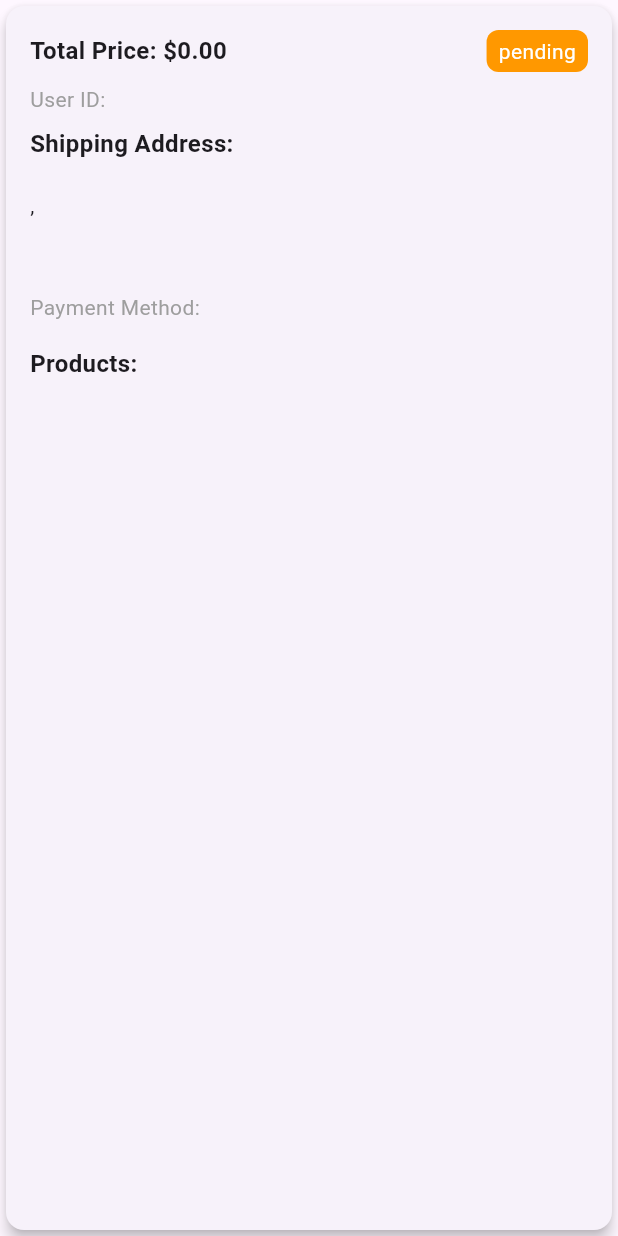
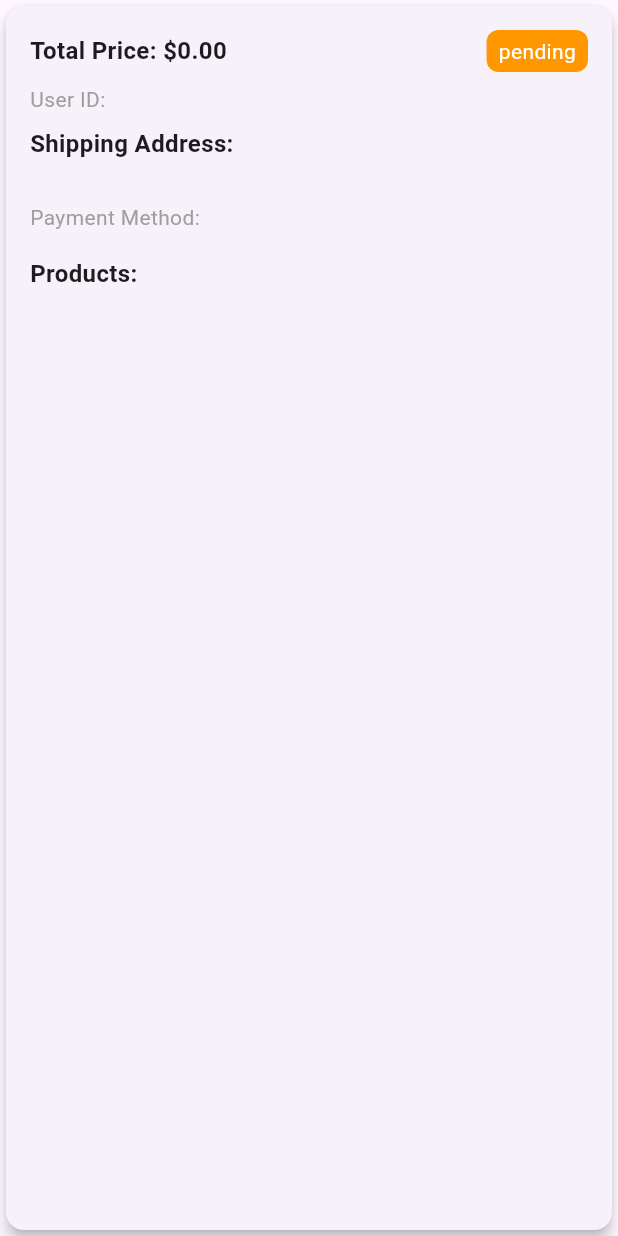
Before and after one commit to Mohamad-bsher-morjan/fruits_hub_dashboard, a Flutter app: the OrderItemWidget widget shown alone on an empty page, opened directly with empty values, on a phone screen of 412 x 824 dp. Run offline on Flutter 3.47's test engine with Material 3 defaults, Android fonts, the phone set to English and light mode, and no system bars; our stand-ins replace bloc, cloud_firestore, dartz, firebase_core, flutter_bloc, get_it and 4 more; accounts and stored records are empty; network calls fail; statements that could not run were skipped.

Commit message:
Fix issue with displaying orders

```diff
--- /dev/null
+++ b/lib/core/enums/order_enum.dart
@@ -0,0 +1 @@
+enum OrderEnum { pending, accepted, cancelled, delivered }
--- a/lib/core/helper_functions/get_order_dummy_data.dart
+++ b/lib/core/helper_functions/get_order_dummy_data.dart
@@ -1,3 +1,4 @@
+import 'package:fruit_hub_dashboard/core/enums/order_enum.dart';
 import 'package:fruit_hub_dashboard/features/orders/domain/entities/order_entity.dart';
 import 'package:fruit_hub_dashboard/features/orders/domain/entities/order_product_entity.dart';
 import 'package:fruit_hub_dashboard/features/orders/domain/entities/shipping_address_entity.dart';
@@ -49,6 +50,6 @@ OrderEntity getDummyOrder() {
     shippingAddressModel: shippingAddress,
     orderProducts: orderProducts,
     paymentMethod: 'Cash',
-    status: OrderStatus.pending,
+    status: OrderEnum.pending,
   );
 }
--- a/lib/features/orders/domain/entities/order_entity.dart
+++ b/lib/features/orders/domain/entities/order_entity.dart
@@ -1,7 +1,7 @@
+import 'package:fruit_hub_dashboard/core/enums/order_enum.dart';
 import 'package:fruit_hub_dashboard/features/orders/domain/entities/order_product_entity.dart';
 import 'package:fruit_hub_dashboard/features/orders/domain/entities/shipping_address_entity.dart';
 
-enum OrderStatus { pending, accepted, rejected, delivered }
 
 class OrderEntity {
   final double totalPrice;
@@ -9,7 +9,7 @@ class OrderEntity {
   final ShippingAddressEntity shippingAddressModel;
   final List<OrderProductEntity> orderProducts;
   final String paymentMethod;
-  final OrderStatus status;
+  final OrderEnum status;
 
   OrderEntity({
     required this.totalPrice,
@@ -17,7 +17,7 @@ class OrderEntity {
     required this.shippingAddressModel,
     required this.orderProducts,
     required this.paymentMethod,
-    this.status = OrderStatus.pending,
+    required this.status
   });
 
 
--- a/lib/features/orders/domain/entities/shipping_address_entity.dart
+++ b/lib/features/orders/domain/entities/shipping_address_entity.dart
@@ -14,5 +14,8 @@ class ShippingAddressEntity {
     this.email,
   });
 
-
+ @override
+  String toString() {
+    return '$address $city';
+  }
 }
--- a/lib/features/orders/presentation/views/widgets/order_item.dart
+++ b/lib/features/orders/presentation/views/widgets/order_item.dart
@@ -1,27 +1,16 @@
+import 'package:cached_network_image/cached_network_image.dart';
 import 'package:flutter/material.dart';
+import 'package:fruit_hub_dashboard/core/enums/order_enum.dart';
 import 'package:fruit_hub_dashboard/features/orders/domain/entities/order_entity.dart';
+
 
 class OrderItemWidget extends StatelessWidget {
   final OrderEntity orderModel;
 
   const OrderItemWidget({super.key, required this.orderModel});
 
-  Color _statusColor(OrderStatus status) {
-    switch (status) {
-      case OrderStatus.accepted:
-        return Colors.green;
-      case OrderStatus.delivered:
-        return Colors.blue;
-      case OrderStatus.rejected:
-        return Colors.red;
-      case OrderStatus.pending:
-        return Colors.orange;
-    }
-  }
-
   @override
   Widget build(BuildContext context) {
-    final address = orderModel.shippingAddressModel;
     return Card(
       elevation: 4,
       child: Padding(
@@ -29,6 +18,7 @@ class OrderItemWidget extends StatelessWidget {
         child: Column(
           crossAxisAlignment: CrossAxisAlignment.start,
           children: [
+            // Total Price
             Row(
               children: [
                 Text(
@@ -39,13 +29,18 @@ class OrderItemWidget extends StatelessWidget {
                   ),
                 ),
                 const Spacer(),
+                // Order Status
                 Container(
-                  padding: const EdgeInsets.symmetric(
-                    horizontal: 8,
-                    vertical: 4,
-                  ),
+                  padding:
+                      const EdgeInsets.symmetric(horizontal: 8, vertical: 4),
                   decoration: BoxDecoration(
-                    color: _statusColor(orderModel.status),
+                    color: orderModel.status == OrderEnum.pending
+                        ? Colors.orange
+                        : orderModel.status == OrderEnum.accepted
+                            ? Colors.green
+                            : orderModel.status == OrderEnum.delivered
+                                ? Colors.blue
+                                : Colors.red,
                     borderRadius: BorderRadius.circular(8),
                   ),
                   child: Text(
@@ -59,28 +54,33 @@ class OrderItemWidget extends StatelessWidget {
               ],
             ),
             const SizedBox(height: 8),
+
+            // User ID
             Text(
               'User ID: ${orderModel.uId}',
               style: const TextStyle(fontSize: 14, color: Colors.grey),
             ),
             const SizedBox(height: 8),
+
+            // Shipping Address
             const Text(
               'Shipping Address:',
               style: TextStyle(fontWeight: FontWeight.bold, fontSize: 16),
             ),
             Text(
-              '${address.name ?? ''}\n'
-              '${address.address ?? ''}, ${address.city ?? ''}\n'
-              '${address.phone ?? ''}\n'
-              '${address.email ?? ''}',
+              orderModel.shippingAddressModel.toString(),
               style: const TextStyle(fontSize: 14),
             ),
             const SizedBox(height: 8),
+
+            // Payment Method
             Text(
               'Payment Method: ${orderModel.paymentMethod}',
               style: const TextStyle(fontSize: 14, color: Colors.grey),
             ),
             const SizedBox(height: 16),
+
+            // Order Products
             const Text(
               'Products:',
               style: TextStyle(fontWeight: FontWeight.bold, fontSize: 16),
@@ -92,20 +92,13 @@ class OrderItemWidget extends StatelessWidget {
               itemBuilder: (context, index) {
                 final product = orderModel.orderProducts[index];
                 return ListTile(
-                  leading: Image.network(
-                    product.imageUrl,
-                    width: 48,
-                    height: 48,
-                    fit: BoxFit.cover,
-                    loadingBuilder: (context, child, loadingProgress) {
-                      if (loadingProgress == null) return child;
-                      return const SizedBox(
+                  leading: CachedNetworkImage(
+                    imageUrl: product.imageUrl,
+                    placeholder: (context, url) => const SizedBox(
                         width: 24,
                         height: 24,
-                        child: CircularProgressIndicator(),
-                      );
-                    },
-                    errorBuilder: (context, error, stackTrace) =>
+                        child: CircularProgressIndicator()),
+                    errorWidget: (context, url, error) =>
                         const Icon(Icons.error),
                   ),
                   title: Text(product.name),
@@ -115,13 +108,14 @@ class OrderItemWidget extends StatelessWidget {
                   trailing: Text(
                     '\$${(product.price * product.quantity).toStringAsFixed(2)}',
                     style: const TextStyle(
-                      fontWeight: FontWeight.bold,
-                      color: Colors.green,
-                    ),
+                        fontWeight: FontWeight.bold, color: Colors.green),
                   ),
                 );
               },
             ),
+
+            const SizedBox(height: 16),
+            // OrderActionButtons(orderEntity: orderModel),
           ],
         ),
       ),
--- a/pubspec.yaml
+++ b/pubspec.yaml
@@ -8,6 +8,7 @@ environment:
 
 dependencies:
   bloc: ^9.2.1
+  cached_network_image: ^4.0.7
   cloud_firestore: ^6.9.0
   dartz: ^0.10.1
   firebase_core: ^4.14.0
```
Also changed, not shown: lib/features/orders/data/models/order_model.dart (+13 -8 lines), pubspec.lock, 3 other files.
